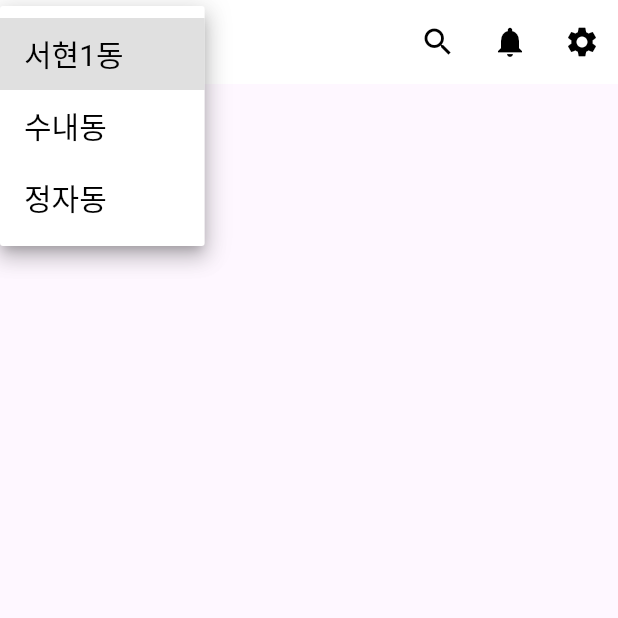
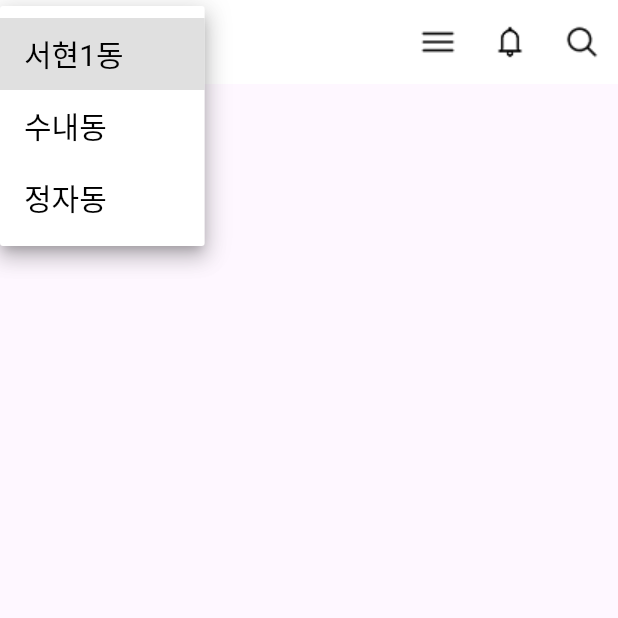
Before and after one commit to Sparta-coding-Flutter6-1st-Team/daangn, a Flutter app: the screen it shows after launch, after a tap on "서현1동", on a phone screen of 412 x 824 dp, the top half of it. Run offline on Flutter 3.47's test engine with Material 3 defaults, Android fonts, the light colour scheme and no system bars.

Commit message:
STUD-10 fix : assets change route

```diff
--- a/daangn/lib/screens/home.dart
+++ b/daangn/lib/screens/home.dart
@@ -1,62 +1,12 @@
 import 'package:flutter/material.dart';
+import '../widgets/Appbar.dart';
 import '../widgets/navigator.dart';
 
-class HomeScreen extends StatefulWidget {
-  @override
-  _HomeScreenState createState() => _HomeScreenState();
-}
-
-class _HomeScreenState extends State<HomeScreen> {
-  String _selectedValue = '서현1동'; // 기본값
-
+class HomeScreen extends StatelessWidget {
   @override
   Widget build(BuildContext context) {
     return Scaffold(
-      appBar: AppBar(
-        backgroundColor: Colors.white,
-        title: SizedBox(
-          height: 48, // 아이콘 버튼과 동일한 높이
-          child: DropdownButton<String>(
-            value: _selectedValue, // 선택된 값 반영
-            dropdownColor: Colors.white,
-            underline: SizedBox(),
-            iconSize: 30,
-            style: TextStyle(fontSize: 18, color: Colors.black),
-            items:
-                ['서현1동', '수내동', '정자동'].map((String value) {
-                  return DropdownMenuItem<String>(
-                    value: value,
-                    child: Text(value, style: TextStyle(fontSize: 20)),
-                  );
-                }).toList(),
-            onChanged: (String? newValue) {
-              setState(() {
-                _selectedValue = newValue!;
-              });
-            },
-          ),
-        ),
-        actions: [
-          IconButton(
-            icon: Icon(Icons.search, color: Colors.black),
-            onPressed: () {
-              print('검색 버튼 클릭');
-            },
-          ),
-          IconButton(
-            icon: Icon(Icons.notifications, color: Colors.black),
-            onPressed: () {
-              print('알림 버튼 클릭');
-            },
-          ),
-          IconButton(
-            icon: Icon(Icons.settings, color: Colors.black),
-            onPressed: () {
-              print('설정 버튼 클릭');
-            },
-          ),
-        ],
-      ),
+      appBar: CustomAppBar(),
       bottomNavigationBar: CustomNavigationBar(),
     );
   }
--- a/daangn/lib/widgets/Appbar.dart
+++ b/daangn/lib/widgets/Appbar.dart
@@ -0,0 +1,62 @@
+import 'package:flutter/material.dart';
+
+class CustomAppBar extends StatefulWidget implements PreferredSizeWidget {
+  @override
+  _CustomAppBarState createState() => _CustomAppBarState();
+
+  @override
+  Size get preferredSize => Size.fromHeight(56); // 기본 AppBar 높이
+}
+
+class _CustomAppBarState extends State<CustomAppBar> {
+  String _selectedValue = '서현1동';
+
+  @override
+  Widget build(BuildContext context) {
+    return AppBar(
+      backgroundColor: Colors.white,
+      title: SizedBox(
+        height: 48, // 아이콘과 동일한 높이
+        child: DropdownButton<String>(
+          value: _selectedValue,
+          dropdownColor: Colors.white,
+          underline: SizedBox(),
+          iconSize: 30,
+          style: TextStyle(fontSize: 18, color: Colors.black),
+          items:
+              ['서현1동', '수내동', '정자동'].map((String value) {
+                return DropdownMenuItem<String>(
+                  value: value,
+                  child: Text(value, style: TextStyle(fontSize: 20)),
+                );
+              }).toList(),
+          onChanged: (String? newValue) {
+            setState(() {
+              _selectedValue = newValue!;
+            });
+          },
+        ),
+      ),
+      actions: [
+        IconButton(
+          icon: Image.asset('assets/Menu.png', width: 24, height: 24),
+          onPressed: () {
+            print('메뉴 버튼 클릭');
+          },
+        ),
+        IconButton(
+          icon: Image.asset('assets/Notification.png', width: 24, height: 24),
+          onPressed: () {
+            print('알림 버튼 클릭');
+          },
+        ),
+        IconButton(
+          icon: Image.asset('assets/Search.png', width: 24, height: 24),
+          onPressed: () {
+            print('설정 버튼 클릭');
+          },
+        ),
+      ],
+    );
+  }
+}
--- a/daangn/pubspec.yaml
+++ b/daangn/pubspec.yaml
@@ -56,7 +56,8 @@ flutter:
   # included with your application, so that you can use the icons in
   # the material Icons class.
   uses-material-design: true
-
+  assets:
+    - assets/
   # To add assets to your application, add an assets section, like this:
   # assets:
   #   - images/a_dot_burr.jpeg
```
Also changed, not shown: daangn/assets/Menu.png (renamed from daangn/lib/assets/icons/Menu.png), daangn/assets/Notification.png (renamed from daangn/lib/assets/icons/Notification.png), daangn/assets/Search.png (renamed from daangn/lib/assets/icons/Search.png).
